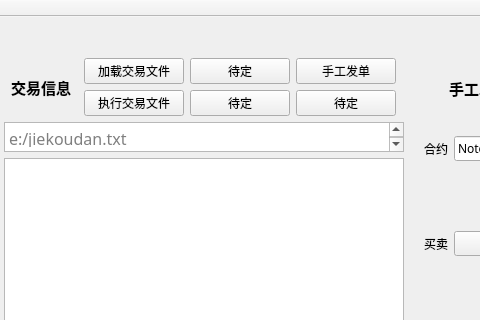
Old version of the form mainwindow.ui in the repository ssh352/zrhx_ctp; both pictures show x 416 to 896 and y 0 to 320 of the 992 by 673 pixel window.
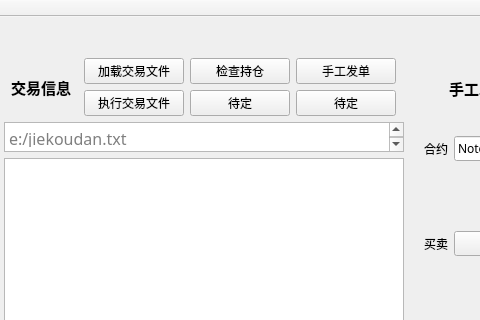
New version of the form.

Commit message: 完成查询持仓 显示持仓

The edit to the form file:
```diff
--- a/mainwindow.ui
+++ b/mainwindow.ui
@@ -293,7 +293,7 @@
                </font>
               </property>
               <property name="text">
-               <string>待定</string>
+               <string>检查持仓</string>
               </property>
              </widget>
             </item>
```
The commit also changes 12 other files.
